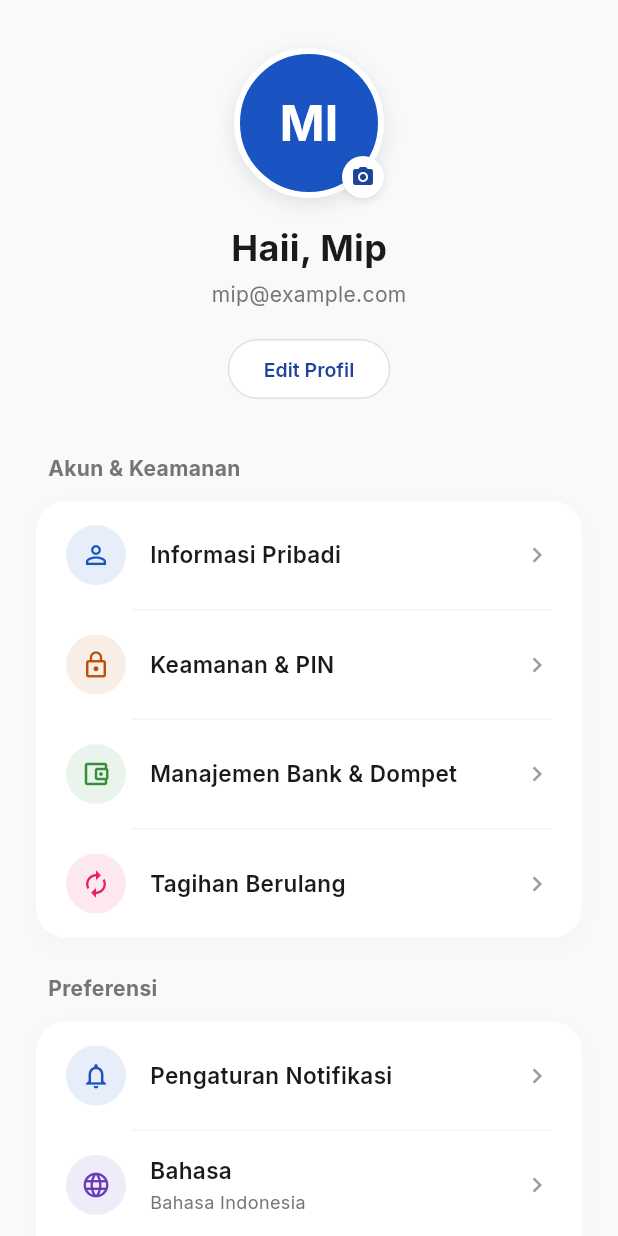
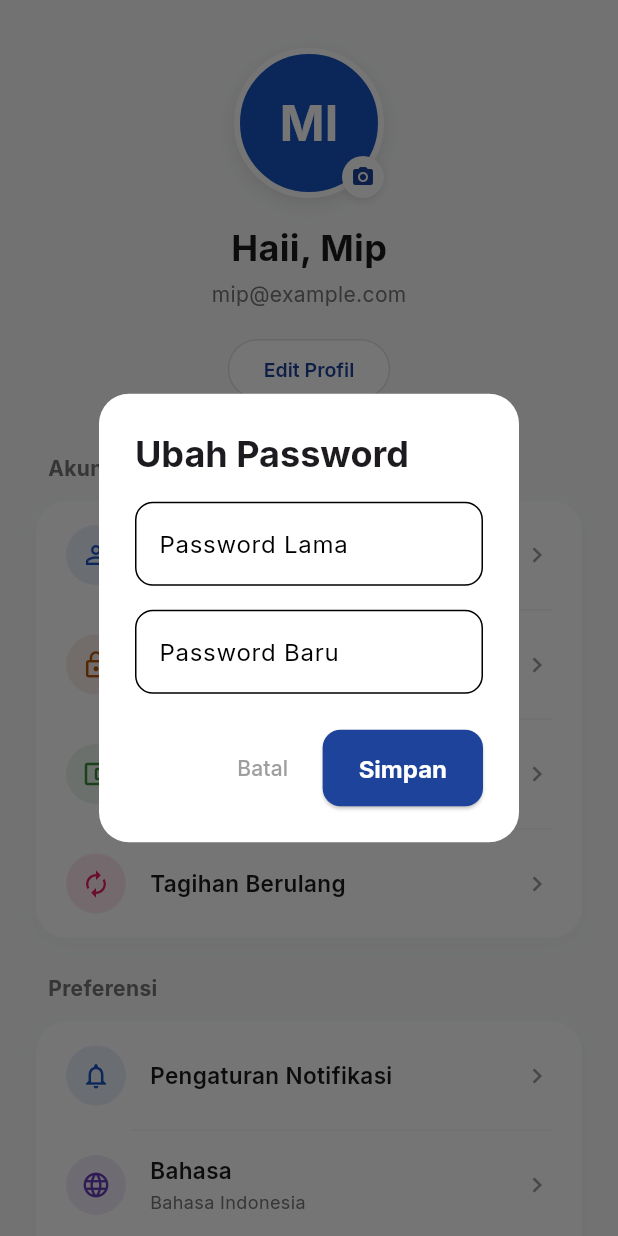
Before and after one commit to Codift05/Nala-CuanManage, a Flutter app: the ProfileScreen screen opened directly, after a tap on "Keamanan & PIN", on a phone screen of 412 x 824 dp. Run offline on Flutter 3.47's test engine with Material 3 defaults, Android fonts, the phone set to English and light mode, and no system bars; our stand-ins replace google_fonts, image_picker, shared_preferences; missing offline and left inert: home_widget, telephony; accounts and stored records are empty.

Commit message:
feat(profile): add account and security management
Implement profile editing, password changes, app information, and logout behavior in the profile screen.

```diff
--- a/mobile/lib/screens/profile_screen.dart
+++ b/mobile/lib/screens/profile_screen.dart
@@ -133,14 +133,14 @@ class ProfileScreen extends StatelessWidget {
           icon: Icons.person_outline,
           iconColor: const Color(0xFF1954C2),
           title: 'Informasi Pribadi',
-          onTap: () {},
+          onTap: () => _showEditProfileDialog(context),
         ),
         _buildDivider(),
         _buildMenuTile(
           icon: Icons.lock_outline,
           iconColor: const Color(0xFFB45309), // Dark Orange
           title: 'Keamanan & PIN',
-          onTap: () {},
+          onTap: () => _showChangePasswordDialog(context),
         ),
         _buildDivider(),
         _buildMenuTile(
@@ -361,4 +361,120 @@ class ProfileScreen extends StatelessWidget {
       ),
     );
   }
+
+  void _showEditProfileDialog(BuildContext context) {
+    final nameController = TextEditingController();
+    final emailController = TextEditingController();
+    bool isLoading = false;
+
+    showDialog(
+      context: context,
+      builder: (context) => StatefulBuilder(
+        builder: (context, setState) => AlertDialog(
+          shape: RoundedRectangleBorder(borderRadius: BorderRadius.circular(20)),
+          title: Text('Edit Profil', style: GoogleFonts.inter(fontWeight: FontWeight.bold)),
+          content: Column(
+            mainAxisSize: MainAxisSize.min,
+            children: [
+              TextField(
+                controller: nameController,
+                decoration: InputDecoration(
+                  labelText: 'Nama Lengkap',
+                  border: OutlineInputBorder(borderRadius: BorderRadius.circular(12)),
+                ),
+              ),
+              const SizedBox(height: 16),
+              TextField(
+                controller: emailController,
+                decoration: InputDecoration(
+                  labelText: 'Email',
+                  border: OutlineInputBorder(borderRadius: BorderRadius.circular(12)),
+                ),
+              ),
+            ],
+          ),
+          actions: [
+            TextButton(
+              onPressed: () => Navigator.pop(context),
+              child: Text('Batal', style: GoogleFonts.inter(color: Colors.grey)),
+            ),
+            ElevatedButton(
+              onPressed: isLoading ? null : () async {
+                setState(() => isLoading = true);
+                final success = await AuthService().updateProfile(nameController.text, emailController.text);
+                setState(() => isLoading = false);
+                if (success && context.mounted) {
+                  Navigator.pop(context);
+                  ScaffoldMessenger.of(context).showSnackBar(const SnackBar(content: Text('Profil berhasil diperbarui')));
+                } else if (context.mounted) {
+                  ScaffoldMessenger.of(context).showSnackBar(const SnackBar(content: Text('Gagal memperbarui profil')));
+                }
+              },
+              style: ElevatedButton.styleFrom(backgroundColor: AppTheme.primaryColor),
+              child: isLoading ? const SizedBox(width: 16, height: 16, child: CircularProgressIndicator(color: Colors.white, strokeWidth: 2)) : Text('Simpan', style: GoogleFonts.inter(color: Colors.white)),
+            ),
+          ],
+        ),
+      ),
+    );
+  }
+
+  void _showChangePasswordDialog(BuildContext context) {
+    final oldPasswordController = TextEditingController();
+    final newPasswordController = TextEditingController();
+    bool isLoading = false;
+
+    showDialog(
+      context: context,
+      builder: (context) => StatefulBuilder(
+        builder: (context, setState) => AlertDialog(
+          shape: RoundedRectangleBorder(borderRadius: BorderRadius.circular(20)),
+          title: Text('Ubah Password', style: GoogleFonts.inter(fontWeight: FontWeight.bold)),
+          content: Column(
+            mainAxisSize: MainAxisSize.min,
+            children: [
+              TextField(
+                controller: oldPasswordController,
+                obscureText: true,
+                decoration: InputDecoration(
+                  labelText: 'Password Lama',
+                  border: OutlineInputBorder(borderRadius: BorderRadius.circular(12)),
+                ),
+              ),
+              const SizedBox(height: 16),
+              TextField(
+                controller: newPasswordController,
+                obscureText: true,
+                decoration: InputDecoration(
+                  labelText: 'Password Baru',
+                  border: OutlineInputBorder(borderRadius: BorderRadius.circular(12)),
+                ),
+              ),
+            ],
+          ),
+          actions: [
+            TextButton(
+              onPressed: () => Navigator.pop(context),
+              child: Text('Batal', style: GoogleFonts.inter(color: Colors.grey)),
+            ),
+            ElevatedButton(
+              onPressed: isLoading ? null : () async {
+                setState(() => isLoading = true);
+                final success = await AuthService().changePassword(oldPasswordController.text, newPasswordController.text);
+                setState(() => isLoading = false);
+                if (success && context.mounted) {
+                  Navigator.pop(context);
+                  ScaffoldMessenger.of(context).showSnackBar(const SnackBar(content: Text('Password berhasil diubah')));
+                } else if (context.mounted) {
+                  ScaffoldMessenger.of(context).showSnackBar(const SnackBar(content: Text('Gagal mengubah password (password lama salah)')));
+                }
+              },
+              style: ElevatedButton.styleFrom(backgroundColor: AppTheme.primaryColor),
+              child: isLoading ? const SizedBox(width: 16, height: 16, child: CircularProgressIndicator(color: Colors.white, strokeWidth: 2)) : Text('Simpan', style: GoogleFonts.inter(color: Colors.white)),
+            ),
+          ],
+        ),
+      ),
+    );
+  }
 }
```
